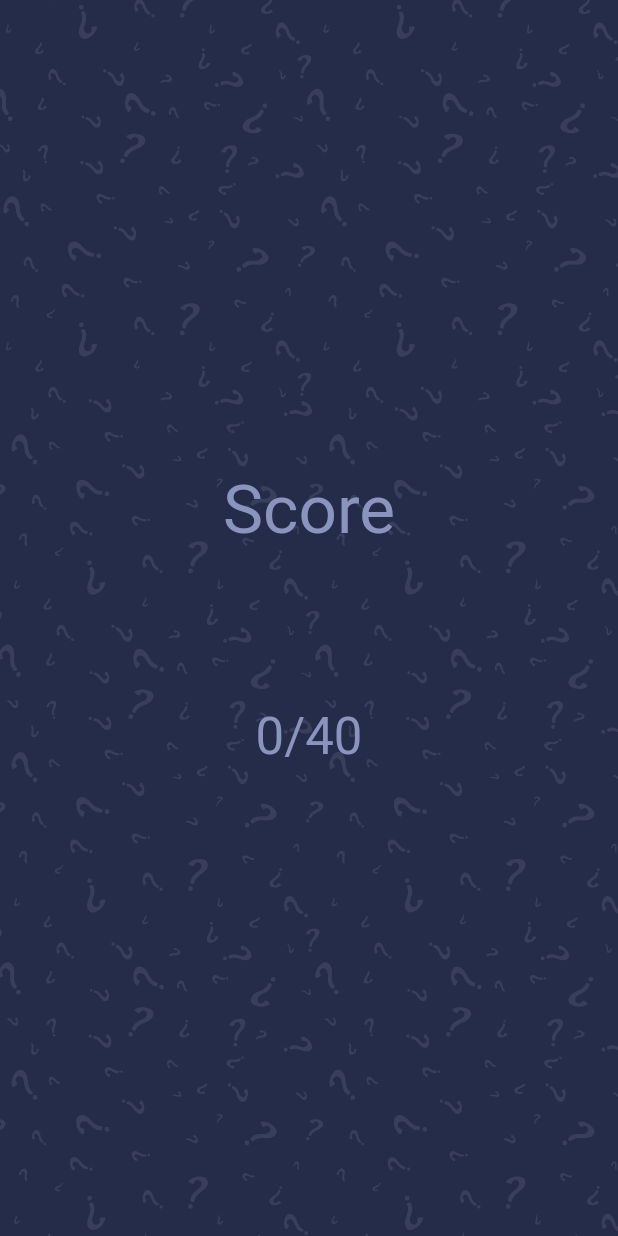
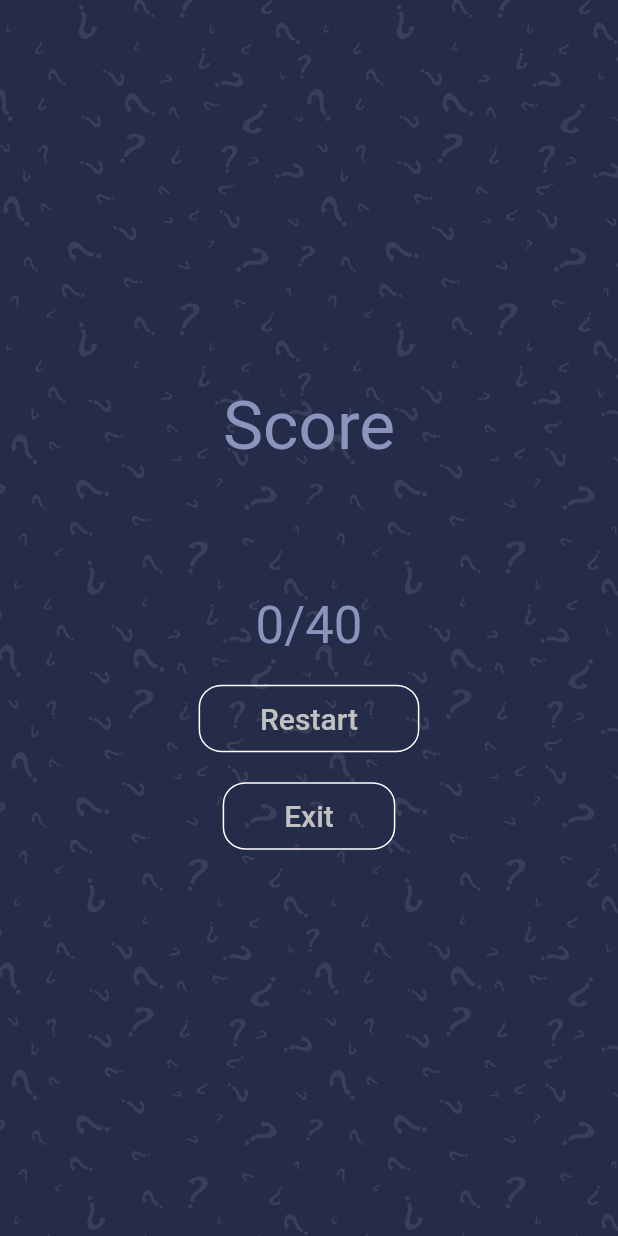
Before and after one commit to bhtri/flutter-quiz-app, a Flutter app: the ScoreScreen screen opened directly, on a phone screen of 412 x 824 dp. Run offline on Flutter 3.47's test engine with Material 2 defaults, Android fonts, the phone set to English and light mode, and no system bars; our stand-ins replace get, websafe_svg.

Commit message:
➕ my edit

```diff
--- a/lib/screens/score/score_screen.dart
+++ b/lib/screens/score/score_screen.dart
@@ -1,3 +1,5 @@
+import 'dart:io';
+
 import 'package:flutter/material.dart';
 import 'package:get/get.dart';
 import 'package:quiz_app/constants.dart';
@@ -39,6 +41,50 @@ class ScoreScreen extends StatelessWidget {
                     .headline4!
                     .copyWith(color: kSecondaryColor),
               ),
+              InkWell(
+                onTap: () {},
+                child: Container(
+                  margin: EdgeInsets.only(top: kDefaultPadding),
+                  padding: EdgeInsets.symmetric(
+                    horizontal: kDefaultPadding * 2,
+                    vertical: kDefaultPadding / 2,
+                  ),
+                  decoration: BoxDecoration(
+                    border: Border.all(color: Colors.white),
+                    borderRadius: BorderRadius.circular(15),
+                  ),
+                  child: Text(
+                    'Restart',
+                    style: Theme.of(context)
+                        .textTheme
+                        .headline6!
+                        .copyWith(color: kGrayColor),
+                  ),
+                ),
+              ),
+              InkWell(
+                onTap: () {
+                  exit(0);
+                },
+                child: Container(
+                  margin: EdgeInsets.only(top: kDefaultPadding),
+                  padding: EdgeInsets.symmetric(
+                    horizontal: kDefaultPadding * 2,
+                    vertical: kDefaultPadding / 2,
+                  ),
+                  decoration: BoxDecoration(
+                    border: Border.all(color: Colors.white),
+                    borderRadius: BorderRadius.circular(15),
+                  ),
+                  child: Text(
+                    'Exit',
+                    style: Theme.of(context)
+                        .textTheme
+                        .headline6!
+                        .copyWith(color: kGrayColor),
+                  ),
+                ),
+              ),
               Spacer(flex: 3),
             ],
           ),
```
